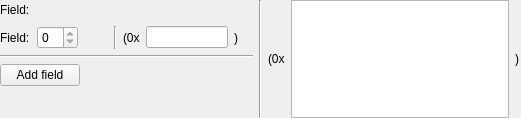
Qt form comms_champion/app/cc_view/src/ui/ArrayListFieldWidget.ui (commschamp/comms_champion) before a commit.
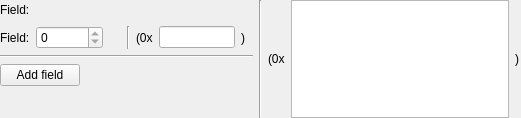
The same form after that commit. Icons and pictures are not drawn.

Diff of the .ui file:
```diff
--- a/comms_champion/app/cc_view/src/ui/ArrayListFieldWidget.ui
+++ b/comms_champion/app/cc_view/src/ui/ArrayListFieldWidget.ui
@@ -116,6 +116,9 @@
               <property name="readOnly">
                <bool>true</bool>
               </property>
+              <property name="maximum">
+               <number>429496729</number>
+              </property>
              </widget>
             </item>
             <item>
```
